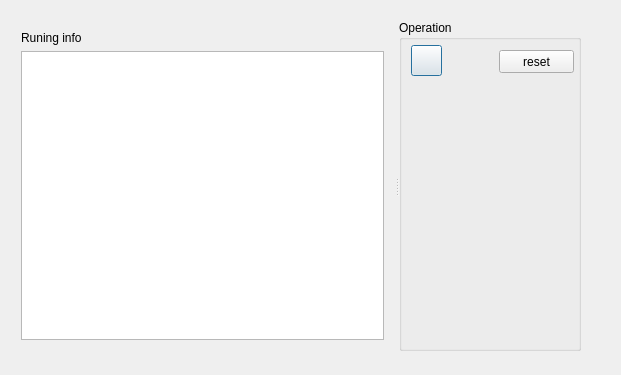
Above: PyRunnerTest/RunScript.ui from pengjianaixue/DotNetCallNativePythonMethod before the change. Below: the same form after it.
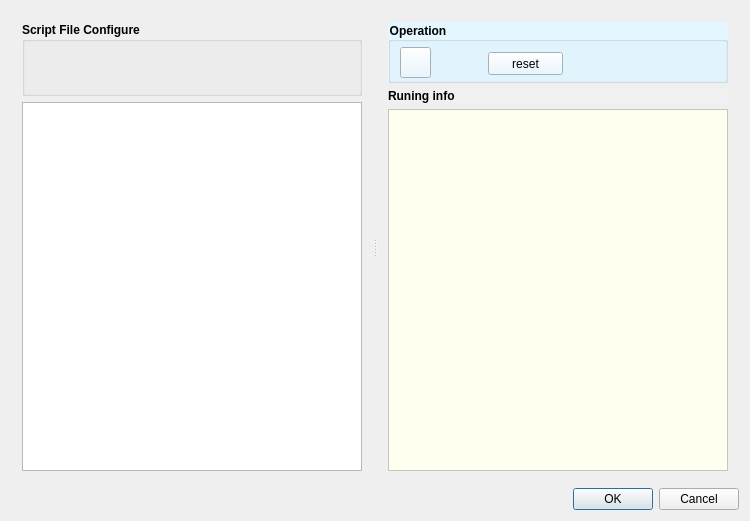
That is the form after the change. Icons and pictures are not drawn.

The edit to the form file:
```diff
--- a/PyRunnerTest/RunScript.ui
+++ b/PyRunnerTest/RunScript.ui
@@ -6,31 +6,61 @@
    <rect>
     <x>0</x>
     <y>0</y>
-    <width>621</width>
-    <height>375</height>
+    <width>750</width>
+    <height>521</height>
    </rect>
   </property>
   <property name="windowTitle">
    <string>RunScript</string>
   </property>
+  <layout class="QGridLayout" name="gridLayout">
+   <item row="0" column="0">
+    <layout class="QVBoxLayout" name="verticalLayout_4">
+     <item>
   <widget class="QSplitter" name="splitter">
+       <property name="sizePolicy">
+        <sizepolicy hsizetype="Expanding" vsizetype="Expanding">
+         <horstretch>0</horstretch>
+         <verstretch>0</verstretch>
+        </sizepolicy>
+       </property>
+       <property name="orientation">
+        <enum>Qt::Horizontal</enum>
+       </property>
+       <widget class="QWidget" name="layoutWidget">
+        <layout class="QVBoxLayout" name="verticalLayout_3">
+         <item>
+          <widget class="QGroupBox" name="groupBox_2">
+           <property name="sizePolicy">
+            <sizepolicy hsizetype="Preferred" vsizetype="Preferred">
+             <horstretch>0</horstretch>
+             <verstretch>1</verstretch>
+            </sizepolicy>
+           </property>
+           <property name="font">
+            <font>
+             <pointsize>9</pointsize>
+             <weight>75</weight>
+             <bold>true</bold>
+            </font>
+           </property>
+           <property name="title">
+            <string>Script File Configure</string>
+           </property>
+           <widget class="QWidget" name="layoutWidget">
    <property name="geometry">
     <rect>
      <x>10</x>
      <y>20</y>
-     <width>571</width>
-     <height>331</height>
-    </rect>
-   </property>
-   <property name="orientation">
-    <enum>Qt::Horizontal</enum>
-   </property>
-   <widget class="QWidget" name="layoutWidget">
-    <layout class="QVBoxLayout" name="verticalLayout">
+              <width>311</width>
+              <height>22</height>
+             </rect>
+            </property>
+            <layout class="QHBoxLayout" name="horizontalLayout">
      <item>
-      <widget class="QLabel" name="label_infodisp">
+              <widget class="QLabel" name="label">
        <property name="text">
-        <string>Runing info</string>
+                <string>TextLabel</string>
        </property>
       </widget>
      </item>
@@ -39,9 +69,26 @@
      </item>
     </layout>
    </widget>
+          </widget>
+         </item>
+         <item>
+          <widget class="QTreeView" name="treeView">
+           <property name="sizePolicy">
+            <sizepolicy hsizetype="Expanding" vsizetype="Preferred">
+             <horstretch>0</horstretch>
+             <verstretch>5</verstretch>
+            </sizepolicy>
+           </property>
+          </widget>
+         </item>
+        </layout>
+       </widget>
+       <widget class="QWidget" name="layoutWidget">
+        <layout class="QVBoxLayout" name="verticalLayout_2">
+         <item>
    <widget class="QGroupBox" name="groupBox">
     <property name="sizePolicy">
-     <sizepolicy hsizetype="Fixed" vsizetype="Fixed">
+            <sizepolicy hsizetype="Expanding" vsizetype="Fixed">
       <horstretch>0</horstretch>
       <verstretch>0</verstretch>
      </sizepolicy>
@@ -52,6 +99,15 @@
       <height>61</height>
      </size>
     </property>
+           <property name="font">
+            <font>
+             <weight>75</weight>
+             <bold>true</bold>
+            </font>
+           </property>
+           <property name="styleSheet">
+            <string notr="true">background-color: rgb(228, 246, 255);</string>
+           </property>
     <property name="title">
      <string>Operation</string>
     </property>
@@ -159,7 +215,72 @@
      </property>
     </widget>
    </widget>
-  </widget>
+         </item>
+         <item>
+          <layout class="QVBoxLayout" name="verticalLayout">
+           <item>
+            <widget class="QLabel" name="label_infodisp">
+             <property name="font">
+              <font>
+               <pointsize>9</pointsize>
+               <weight>75</weight>
+               <bold>true</bold>
+              </font>
+             </property>
+             <property name="styleSheet">
+              <string notr="true">background-color: rgb(240, 240, 240);</string>
+             </property>
+             <property name="text">
+              <string>Runing info </string>
+             </property>
+            </widget>
+           </item>
+           <item>
+            <widget class="QTextBrowser" name="TB_RunInfodisp">
+             <property name="styleSheet">
+              <string notr="true">background-color: rgb(255, 255, 240);</string>
+             </property>
+            </widget>
+           </item>
+          </layout>
+         </item>
+        </layout>
+       </widget>
+      </widget>
+     </item>
+     <item>
+      <layout class="QHBoxLayout" name="horizontalLayout_2">
+       <item>
+        <spacer name="horizontalSpacer">
+         <property name="orientation">
+          <enum>Qt::Horizontal</enum>
+         </property>
+         <property name="sizeHint" stdset="0">
+          <size>
+           <width>328</width>
+           <height>20</height>
+          </size>
+         </property>
+        </spacer>
+       </item>
+       <item>
+        <widget class="QDialogButtonBox" name="buttonBox">
+         <property name="sizePolicy">
+          <sizepolicy hsizetype="Expanding" vsizetype="Preferred">
+           <horstretch>0</horstretch>
+           <verstretch>0</verstretch>
+          </sizepolicy>
+         </property>
+         <property name="standardButtons">
+          <set>QDialogButtonBox::Cancel|QDialogButtonBox::Ok</set>
+         </property>
+        </widget>
+       </item>
+      </layout>
+     </item>
+    </layout>
+   </item>
+  </layout>
  </widget>
  <layoutdefault spacing="6" margin="11"/>
  <resources>
```
Left out of the diff: 11 changed lines with no effect on the pictures. Lines whose indentation alone changed are shown as unchanged.
